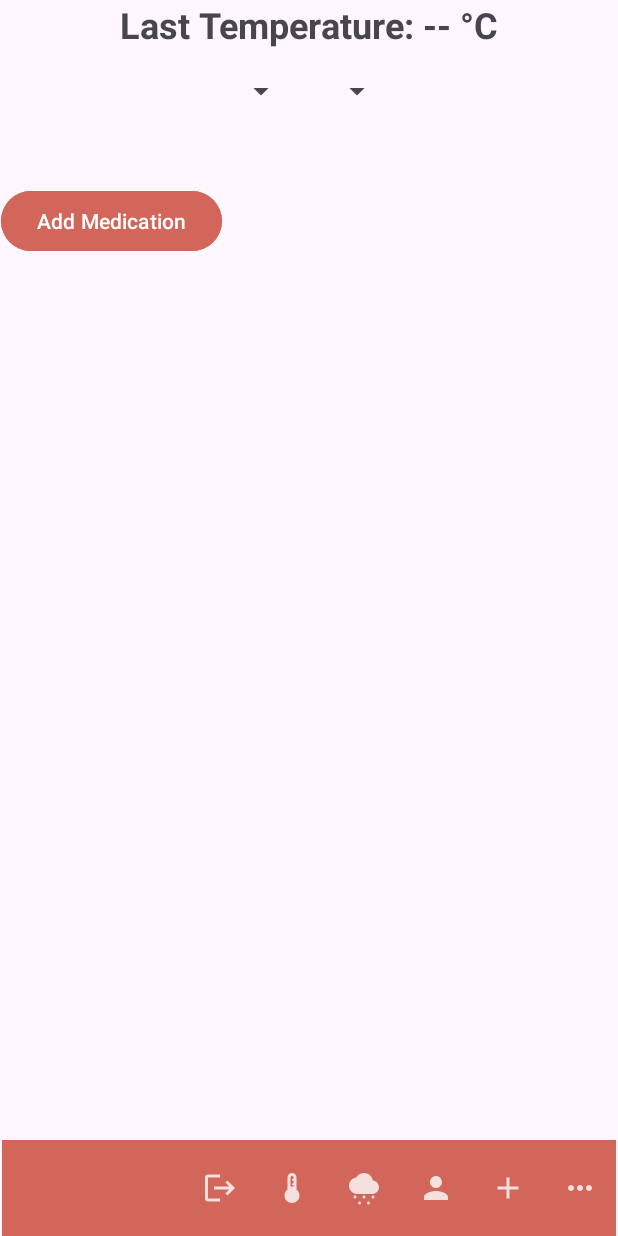
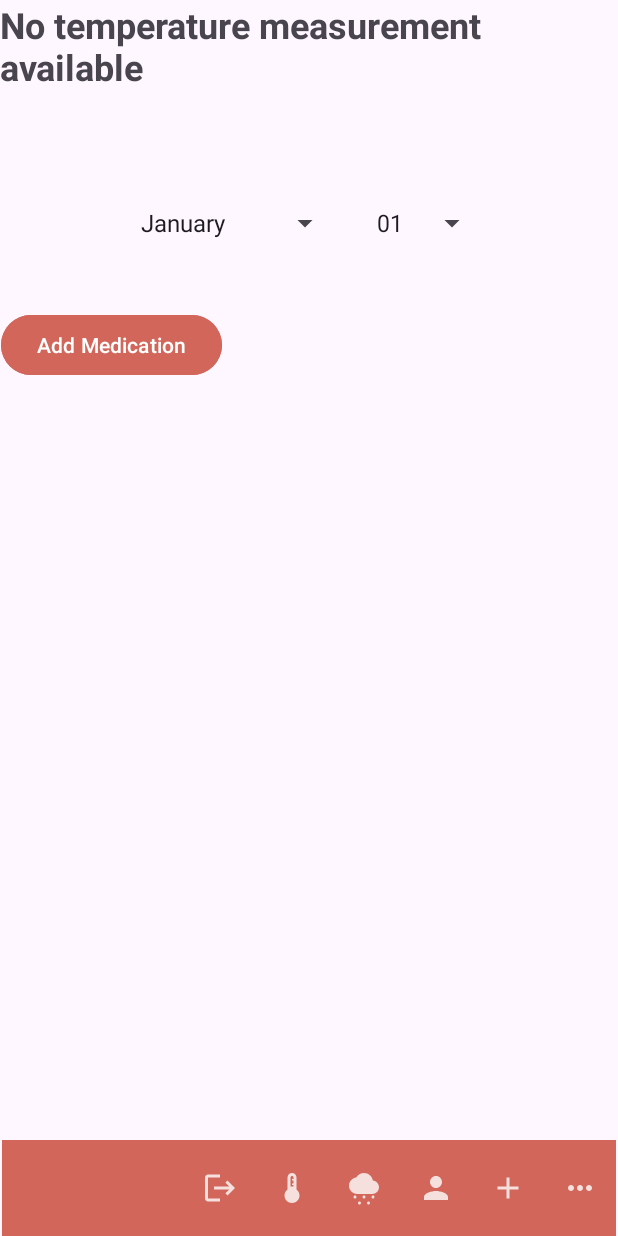
Before and after one commit to jgam2025/coen390_FeverApp, an Android app: the TemperatureStoragePage screen opened directly, with no data from a screen before it, on a phone screen of 412 x 824 dp. Run offline under Robolectric (Android 15) with nearby library versions, the phone set to English and light mode, and no system bars.

Commit message:
temp table

```diff
--- a/app/src/main/java/com/example/coen390_feverapp/MedicationActivity.java
+++ b/app/src/main/java/com/example/coen390_feverapp/MedicationActivity.java
@@ -61,7 +61,7 @@ public class MedicationActivity extends AppCompatActivity {
         listViewMedication.setOnItemClickListener((parent, view, position, id) -> {
             new AlertDialog.Builder(this)
                     .setTitle("Confirmation")
-                    .setMessage("do you want to delete this medication ?")
+                    .setMessage("Do you want to delete this medication ?")
                     .setPositiveButton("yes", (dialog, which) -> {
 
                         if (dbHelper.deleteMedication(id)) {
--- a/app/src/main/java/com/example/coen390_feverapp/TemperatureStoragePage.java
+++ b/app/src/main/java/com/example/coen390_feverapp/TemperatureStoragePage.java
@@ -1,8 +1,17 @@
 package com.example.coen390_feverapp;
+import android.annotation.SuppressLint;
 import android.content.Intent;
+import android.database.Cursor;
 import android.view.Menu;
 import android.os.Bundle;
 import android.view.MenuItem;
+import android.view.View;
+import android.widget.AdapterView;
+import android.widget.ArrayAdapter;
+import android.widget.Button;
+import android.widget.ListView;
+import android.widget.Spinner;
+import android.widget.TextView;
 
 import androidx.activity.EdgeToEdge;
 import androidx.appcompat.app.AppCompatActivity;
@@ -11,7 +20,15 @@ import androidx.core.graphics.Insets;
 import androidx.core.view.ViewCompat;
 import androidx.core.view.WindowInsetsCompat;
 
+import java.util.ArrayList;
+
 public class TemperatureStoragePage extends AppCompatActivity {
+
+    private TextView textViewLastTemperature;
+    private Spinner spinnerMonth, spinnerDay;
+    private ListView listViewTemperatureHistory;
+    private Button btnAddMedication;
+    private DBHelper dbHelper;
 
     @Override
     protected void onCreate(Bundle savedInstanceState) {
@@ -28,6 +45,113 @@ public class TemperatureStoragePage extends AppCompatActivity {
             v.setPadding(systemBars.left, systemBars.top, systemBars.right, systemBars.bottom);
             return insets;
         });
+
+        textViewLastTemperature = findViewById(R.id.textViewLastTemperature);
+        spinnerMonth = findViewById(R.id.spinnerMonth);
+        spinnerDay = findViewById(R.id.spinnerDay);
+        listViewTemperatureHistory = findViewById(R.id.listViewTemperatureHistory);
+        btnAddMedication = findViewById(R.id.btn_add_medication);
+
+        btnAddMedication.setOnClickListener(new View.OnClickListener() {
+            @Override
+            public void onClick(View view) {
+                Intent intent = new Intent(TemperatureStoragePage.this, MedicationActivity.class);
+                startActivity(intent);
+            }
+        });
+
+        dbHelper = new DBHelper(this);
+
+        // Load and display the last temperature measurement
+        loadLastTemperature();
+
+        // Setup the month and day spinners
+        setupSpinners();
+
+        // Initial population of the history list based on default spinner selections
+        updateTemperatureHistory();
+    }
+
+    private void loadLastTemperature() {
+        Cursor cursor = dbHelper.getLastTemperature();
+        if (cursor != null && cursor.moveToFirst()) {
+            @SuppressLint("Range") String lastTemp = cursor.getString(cursor.getColumnIndex("temperature_value"));
+            @SuppressLint("Range") String lastTime = cursor.getString(cursor.getColumnIndex("measurement_time"));
+            textViewLastTemperature.setText("Last Temperature: " + lastTemp + " °C\n" + lastTime);
+            cursor.close();
+        } else {
+            textViewLastTemperature.setText("No temperature measurement available");
+        }
+    }
+
+    private void setupSpinners() {
+        // Use month names for the month spinner
+        final String[] monthNames = new String[] {
+                "January", "February", "March", "April", "May", "June",
+                "July", "August", "September", "October", "November", "December"
+        };
+        ArrayAdapter<String> monthAdapter = new ArrayAdapter<>(this, android.R.layout.simple_spinner_item, monthNames);
+        monthAdapter.setDropDownViewResource(android.R.layout.simple_spinner_dropdown_item);
+        spinnerMonth.setAdapter(monthAdapter);
+
+        // Populate the day spinner with values "01" to "31"
+        String[] days = new String[31];
+        for (int i = 0; i < 31; i++) {
+            days[i] = String.format("%02d", i + 1);
+        }
+        ArrayAdapter<String> dayAdapter = new ArrayAdapter<>(this, android.R.layout.simple_spinner_item, days);
+        dayAdapter.setDropDownViewResource(android.R.layout.simple_spinner_dropdown_item);
+        spinnerDay.setAdapter(dayAdapter);
+
+        // Set listeners to update the list when a new month or day is selected
+        spinnerMonth.setOnItemSelectedListener(new AdapterView.OnItemSelectedListener() {
+            @Override
+            public void onItemSelected(AdapterView<?> parent, View view, int position, long id) {
+                updateTemperatureHistory();
+            }
+            @Override
+            public void onNothingSelected(AdapterView<?> parent) { }
+        });
+        spinnerDay.setOnItemSelectedListener(new AdapterView.OnItemSelectedListener() {
+            @Override
+            public void onItemSelected(AdapterView<?> parent, View view, int position, long id) {
+                updateTemperatureHistory();
+            }
+            @Override
+            public void onNothingSelected(AdapterView<?> parent) { }
+        });
+    }
+    private void updateTemperatureHistory() {
+        // Convert selected month name to a two-digit month number
+        String selectedMonthName = spinnerMonth.getSelectedItem().toString();
+        String[] monthNames = new String[] {
+                "January", "February", "March", "April", "May", "June",
+                "July", "August", "September", "October", "November", "December"
+        };
+        int monthNumber = 0;
+        for (int i = 0; i < monthNames.length; i++) {
+            if (monthNames[i].equals(selectedMonthName)) {
+                monthNumber = i + 1;
+                break;
+            }
+        }
+        String monthNumberStr = String.format("%02d", monthNumber);
+        String selectedDay = spinnerDay.getSelectedItem().toString();
+        String monthDay = monthNumberStr + "-" + selectedDay; // e.g., "03-18"
+
+        // Query the measurements by date (using getMeasurementsByDate from DBHelper)
+        Cursor cursor = dbHelper.getMeasurementsByDate(monthDay);
+        ArrayList<String> measurements = new ArrayList<>();
+        if (cursor != null && cursor.moveToFirst()) {
+            do {
+                @SuppressLint("Range") String time = cursor.getString(cursor.getColumnIndex("measurement_time"));
+                @SuppressLint("Range") String temp = cursor.getString(cursor.getColumnIndex("temperature_value"));
+                measurements.add(time + ": " + temp + " °C");
+            } while (cursor.moveToNext());
+            cursor.close();
+        }
+        ArrayAdapter<String> adapter = new ArrayAdapter<>(this, android.R.layout.simple_list_item_1, measurements);
+        listViewTemperatureHistory.setAdapter(adapter);
     }
     @Override
     public boolean onCreateOptionsMenu(Menu menu) {
@@ -53,7 +177,6 @@ public class TemperatureStoragePage extends AppCompatActivity {
             return true;
 
         } else if (id==R.id.miWeather) {
-            goToWeather();
             return true;
 
 
@@ -68,11 +191,6 @@ public class TemperatureStoragePage extends AppCompatActivity {
 
     private void goToExtraPage(){
         Intent intent = new Intent(this, ExtraPage.class);
-        startActivity(intent);
-    }
-
-    private void goToWeather(){
-        Intent intent = new Intent(this, WeatherPage.class);
         startActivity(intent);
     }
 
--- a/app/src/main/res/layout/activity_temperature_storage_page.xml
+++ b/app/src/main/res/layout/activity_temperature_storage_page.xml
@@ -25,14 +25,13 @@
         android:layout_width="wrap_content"
         android:layout_height="wrap_content"
         android:layout_gravity="bottom|center_horizontal"
+        android:backgroundTint="#D2665A"
         android:text="Add Medication"
-        android:backgroundTint="#D2665A"
-        app:layout_constraintBottom_toBottomOf="parent"
+        app:layout_constraintBottom_toTopOf="@+id/listViewTemperatureHistory"
         app:layout_constraintEnd_toEndOf="parent"
         app:layout_constraintHorizontal_bias="0.003"
         app:layout_constraintStart_toStartOf="parent"
-        app:layout_constraintTop_toTopOf="parent"
-        app:layout_constraintVertical_bias="0.159" />
+        app:layout_constraintTop_toBottomOf="@+id/linearLayoutDateSelection" />
 
     <TextView
         android:id="@+id/textViewLastTemperature"
@@ -46,16 +45,20 @@
         app:layout_constraintEnd_toEndOf="parent" />
 
     <!-- Date selection: Month and Day dropdowns -->
+
+    <!-- ListView for the temperature history -->
+
     <LinearLayout
         android:id="@+id/linearLayoutDateSelection"
         android:layout_width="0dp"
         android:layout_height="wrap_content"
-        android:layout_marginTop="16dp"
+        android:layout_marginTop="76dp"
+        android:gravity="center"
         android:orientation="horizontal"
-        android:gravity="center"
-        app:layout_constraintTop_toBottomOf="@id/textViewLastTemperature"
+        app:layout_constraintEnd_toEndOf="parent"
+        app:layout_constraintHorizontal_bias="0.0"
         app:layout_constraintStart_toStartOf="parent"
-        app:layout_constraintEnd_toEndOf="parent">
+        app:layout_constraintTop_toBottomOf="@id/textViewLastTemperature">
 
         <Spinner
             android:id="@+id/spinnerMonth"
@@ -71,14 +74,15 @@
             android:prompt="@string/select_day" />
     </LinearLayout>
 
-    <!-- ListView for the temperature history -->
     <ListView
         android:id="@+id/listViewTemperatureHistory"
         android:layout_width="419dp"
-        android:layout_height="560dp"
+        android:layout_height="461dp"
         android:layout_marginTop="16dp"
         app:layout_constraintBottom_toTopOf="@id/toolbar"
         app:layout_constraintEnd_toEndOf="parent"
+        app:layout_constraintHorizontal_bias="0.0"
         app:layout_constraintStart_toStartOf="parent"
-        app:layout_constraintTop_toBottomOf="@id/linearLayoutDateSelection" />
+        app:layout_constraintTop_toBottomOf="@id/linearLayoutDateSelection"
+        app:layout_constraintVertical_bias="1.0" />
 </androidx.constraintlayout.widget.ConstraintLayout>
```
Also changed, not shown: app/src/main/java/com/example/coen390_feverapp/DBHelper.java (+58 -0 lines).
